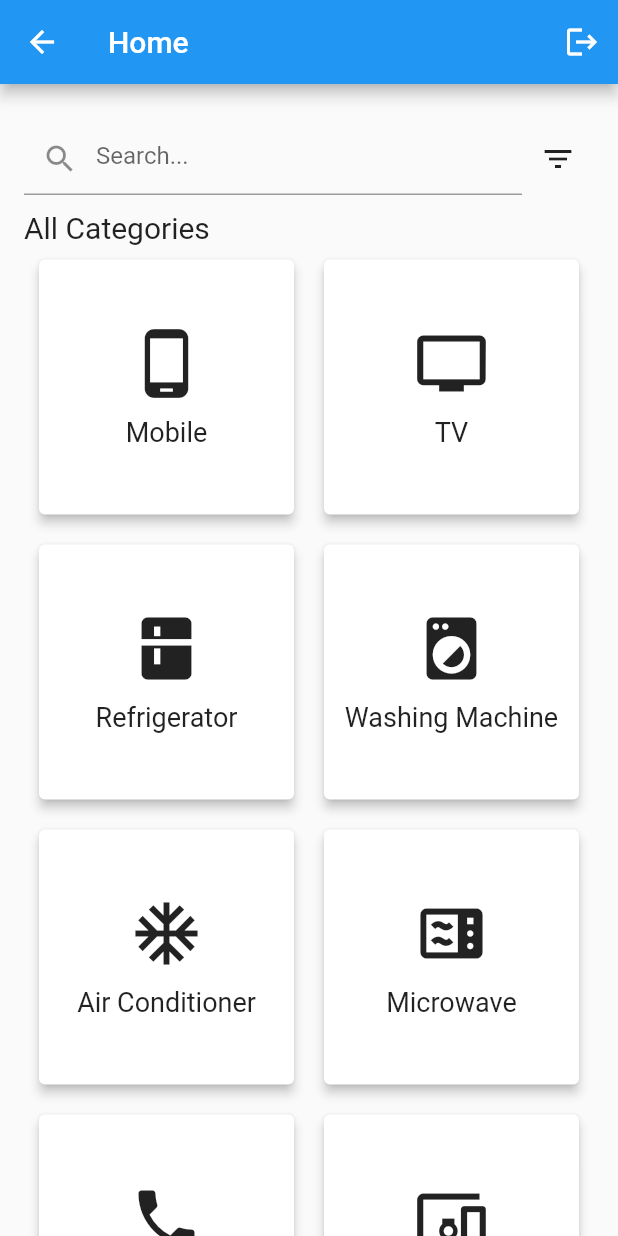
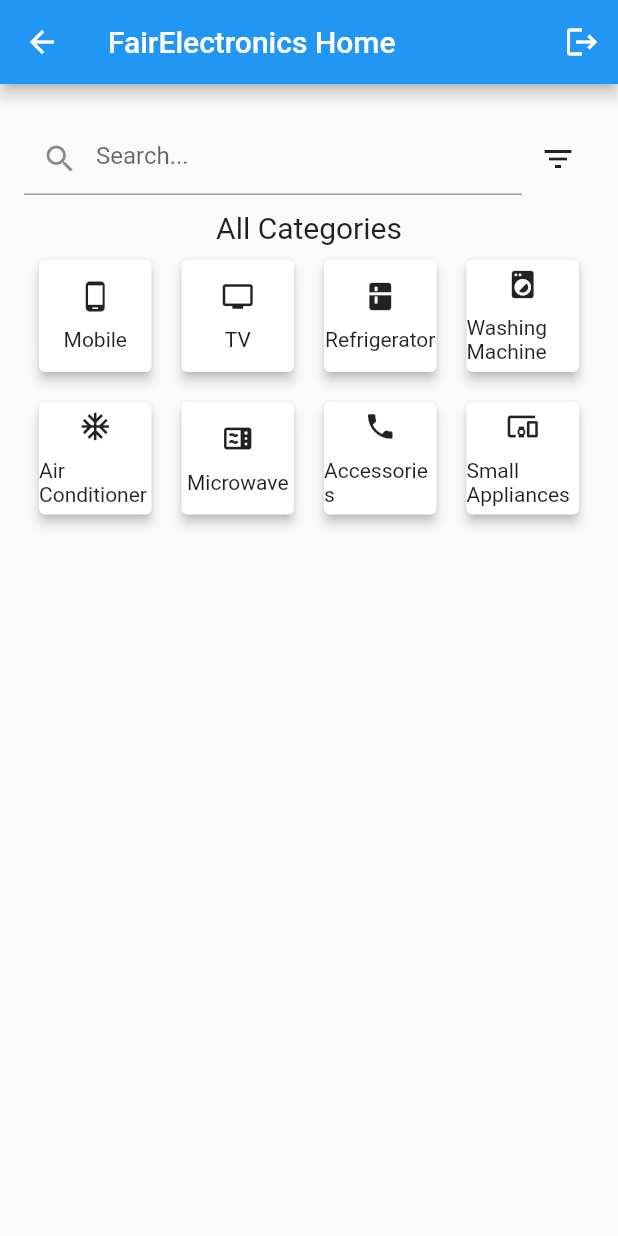
Before and after one commit to mhwsam/flutter_app, a Flutter app: the HomeScreen screen opened by its route, on a phone screen of 412 x 824 dp. Run offline on Flutter 3.47's test engine with Material 2 defaults, Android fonts, the phone set to English and light mode, and no system bars.

Commit message:
workig on home_screen

```diff
--- a/lib/screens/home_screen.dart
+++ b/lib/screens/home_screen.dart
@@ -70,7 +70,7 @@ class HomeScreen extends StatelessWidget {
 
     return Scaffold(
       appBar: AppBar(
-       title: const Text('Home'),
+        title: const Text('FairElectronics Home'),
         actions: [
           IconButton(
             icon: Icon(Icons.logout),
@@ -81,11 +81,9 @@ class HomeScreen extends StatelessWidget {
           ),
         ],
       ),
-      body: SingleChildScrollView(
-        child: Padding(
+      body: ListView(
+        physics: BouncingScrollPhysics(), // Enable scrolling
         padding: const EdgeInsets.all(16.0),
-          child: Column(
-            crossAxisAlignment: CrossAxisAlignment.start,
         children: <Widget>[
           // Text('Welcome to the Home Screen', style: TextStyle(fontSize: 20)),
 
@@ -127,20 +125,18 @@ class HomeScreen extends StatelessWidget {
           // ... (Other widgets you want to display)
 
           // Add the GridView for categories
-              Text('All Categories', style: TextStyle(fontSize: 20)),
+          Center(child: Text('All Categories', style: TextStyle(fontSize: 20))),
           GridView.builder(
             shrinkWrap: true,
             itemCount: categories.length,
             gridDelegate: SliverGridDelegateWithFixedCrossAxisCount(
-                  crossAxisCount: 2, // Number of columns in the grid
+              crossAxisCount: 4, // Number of columns in the grid
             ),
             itemBuilder: (context, index) {
               return CategoryCard(category: categories[index]);
             },
           ),
         ],
-          ),
-        ),
       ),
     );
   }
@@ -166,9 +162,9 @@ class CategoryCard extends StatelessWidget {
       child: Column(
         mainAxisAlignment: MainAxisAlignment.center,
         children: [
-          Icon(category.icon, size: 50),
+          Icon(category.icon, size: 22),
           SizedBox(height: 10),
-          Text(category.name, style: TextStyle(fontSize: 18)),
+          Text(category.name, style: TextStyle(fontSize: 14)),
         ],
       ),
     );
```
Lines whose indentation alone changed are shown as unchanged.
